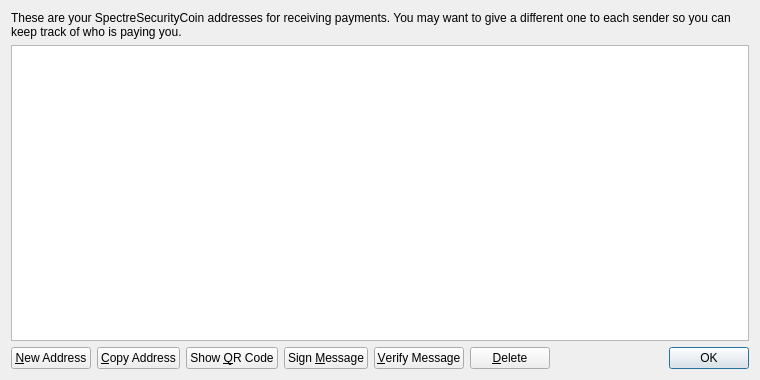
Old version of the form src/qt/forms/addressbookpage.ui in the repository SpectreSecurityCoin/SpectreSecurityCoin.
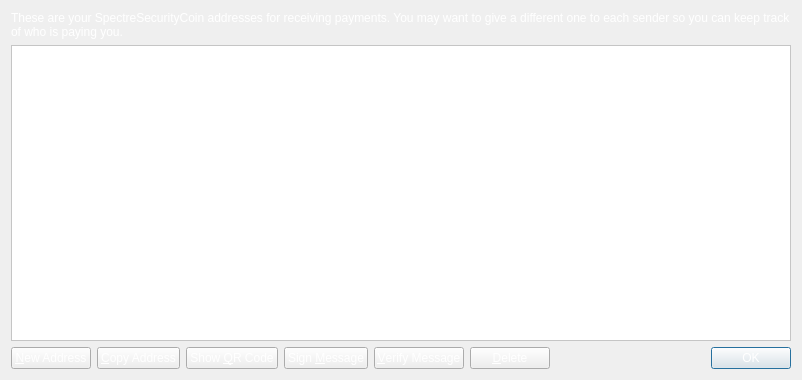
New version of the form.

Diff of the .ui file:
```diff
--- a/src/qt/forms/addressbookpage.ui
+++ b/src/qt/forms/addressbookpage.ui
@@ -6,13 +6,16 @@
    <rect>
     <x>0</x>
     <y>0</y>
-    <width>760</width>
+    <width>802</width>
     <height>380</height>
    </rect>
   </property>
   <property name="windowTitle">
    <string>Address Book</string>
   </property>
+  <property name="styleSheet">
+   <string notr="true">color: rgb(255, 255, 255);</string>
+  </property>
   <layout class="QVBoxLayout" name="verticalLayout">
    <item>
     <widget class="QLabel" name="labelExplanation">
@@ -35,6 +38,10 @@
      <property name="toolTip">
       <string>Double-click to edit address or label</string>
      </property>
+     <property name="styleSheet">
+      <string notr="true">background-color: rgb(255, 255, 255);
+color: rgb(0, 0, 0);</string>
+     </property>
      <property name="tabKeyNavigation">
       <bool>false</bool>
      </property>
```
Left out of the diff: 4 changed lines with no effect on the pictures.
